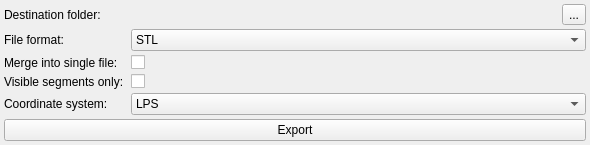
Slicer/SlicerGitSVNArchive, file Modules/Loadable/Segmentations/Widgets/Resources/UI/qMRMLSegmentationFileExportWidget.ui: the form before one commit.
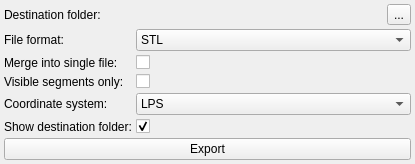
The form after the commit. Icons and pictures are not drawn. Custom widgets are drawn as their Qt base class.

Commit message: ENH: Added option to open folder after segmentation export is done

Diff of the .ui file:
```diff
--- a/Modules/Loadable/Segmentations/Widgets/Resources/UI/qMRMLSegmentationFileExportWidget.ui
+++ b/Modules/Loadable/Segmentations/Widgets/Resources/UI/qMRMLSegmentationFileExportWidget.ui
@@ -6,8 +6,8 @@
    <rect>
     <x>0</x>
     <y>0</y>
-    <width>590</width>
-    <height>141</height>
+    <width>415</width>
+    <height>160</height>
    </rect>
   </property>
   <property name="windowTitle">
@@ -29,7 +29,7 @@
    <property name="spacing">
     <number>4</number>
    </property>
-   <item row="6" column="1">
+   <item row="7" column="1">
     <widget class="QCheckBox" name="VisibleSegmentsOnlyCheckBox">
      <property name="sizePolicy">
       <sizepolicy hsizetype="Expanding" vsizetype="Fixed">
@@ -42,49 +42,7 @@
      </property>
     </widget>
    </item>
-   <item row="5" column="0">
-    <widget class="QLabel" name="MergeIntoSingleFileLabel">
-     <property name="text">
-      <string>Merge into single file:</string>
-     </property>
-    </widget>
-   </item>
-   <item row="3" column="0">
-    <widget class="QLabel" name="FileFormatLabel">
-     <property name="text">
-      <string>File format:</string>
-     </property>
-    </widget>
-   </item>
-   <item row="8" column="1">
-    <widget class="QComboBox" name="CoordinateSystemComboBox">
-     <item>
-      <property name="text">
-       <string>LPS</string>
-      </property>
-     </item>
-     <item>
-      <property name="text">
-       <string>RAS</string>
-      </property>
-     </item>
-    </widget>
-   </item>
-   <item row="6" column="0">
-    <widget class="QLabel" name="VisibleSegmentsOnlyLabel">
-     <property name="text">
-      <string>Visible segments only: </string>
-     </property>
-    </widget>
-   </item>
-   <item row="8" column="0">
-    <widget class="QLabel" name="CoordinateSystemLabel">
-     <property name="text">
-      <string>Coordinate system: </string>
-     </property>
-    </widget>
-   </item>
-   <item row="5" column="1">
+   <item row="6" column="1">
     <widget class="QCheckBox" name="MergeIntoSingleFileCheckBox">
      <property name="sizePolicy">
       <sizepolicy hsizetype="Expanding" vsizetype="Fixed">
@@ -97,20 +55,6 @@
      </property>
     </widget>
    </item>
-   <item row="3" column="1">
-    <widget class="QComboBox" name="FileFormatComboBox">
-     <item>
-      <property name="text">
-       <string>STL</string>
-      </property>
-     </item>
-     <item>
-      <property name="text">
-       <string>OBJ</string>
-      </property>
-     </item>
-    </widget>
-   </item>
    <item row="2" column="1">
     <layout class="QHBoxLayout" name="HorizontalLayout">
      <property name="topMargin">
@@ -135,10 +79,59 @@
      </item>
     </layout>
    </item>
-   <item row="9" column="0" colspan="2">
-    <widget class="QPushButton" name="ExportToFilesButton">
+   <item row="9" column="1">
+    <widget class="QComboBox" name="CoordinateSystemComboBox">
+     <item>
+      <property name="text">
+       <string>LPS</string>
+      </property>
+     </item>
+     <item>
+      <property name="text">
+       <string>RAS</string>
+      </property>
+     </item>
+    </widget>
+   </item>
+   <item row="4" column="0">
+    <widget class="QLabel" name="FileFormatLabel">
      <property name="text">
-      <string>Export</string>
+      <string>File format:</string>
+     </property>
+    </widget>
+   </item>
+   <item row="7" column="0">
+    <widget class="QLabel" name="VisibleSegmentsOnlyLabel">
+     <property name="text">
+      <string>Visible segments only: </string>
+     </property>
+    </widget>
+   </item>
+   <item row="9" column="0">
+    <widget class="QLabel" name="CoordinateSystemLabel">
+     <property name="text">
+      <string>Coordinate system: </string>
+     </property>
+    </widget>
+   </item>
+   <item row="4" column="1">
+    <widget class="QComboBox" name="FileFormatComboBox">
+     <item>
+      <property name="text">
+       <string>STL</string>
+      </property>
+     </item>
+     <item>
+      <property name="text">
+       <string>OBJ</string>
+      </property>
+     </item>
+    </widget>
+   </item>
+   <item row="6" column="0">
+    <widget class="QLabel" name="MergeIntoSingleFileLabel">
+     <property name="text">
+      <string>Merge into single file:</string>
      </property>
     </widget>
    </item>
@@ -149,6 +142,39 @@
      </property>
     </widget>
    </item>
+   <item row="12" column="0" colspan="2">
+    <widget class="QPushButton" name="ExportToFilesButton">
+     <property name="text">
+      <string>Export</string>
+     </property>
+    </widget>
+   </item>
+   <item row="10" column="0">
+    <widget class="QLabel" name="ShowDestinationFolderOnExportCompleteLabel">
+     <property name="text">
+      <string>Show destination folder:</string>
+     </property>
+    </widget>
+   </item>
+   <item row="10" column="1">
+    <widget class="QCheckBox" name="ShowDestinationFolderOnExportCompleteCheckBox">
+     <property name="sizePolicy">
+      <sizepolicy hsizetype="Expanding" vsizetype="Fixed">
+       <horstretch>0</horstretch>
+       <verstretch>0</verstretch>
+      </sizepolicy>
+     </property>
+     <property name="toolTip">
+      <string>Open destination folder when export is completed</string>
+     </property>
+     <property name="text">
+      <string/>
+     </property>
+     <property name="checked">
+      <bool>true</bool>
+     </property>
+    </widget>
+   </item>
   </layout>
  </widget>
  <customwidgets>
```
The commit also changes 1 other file.
